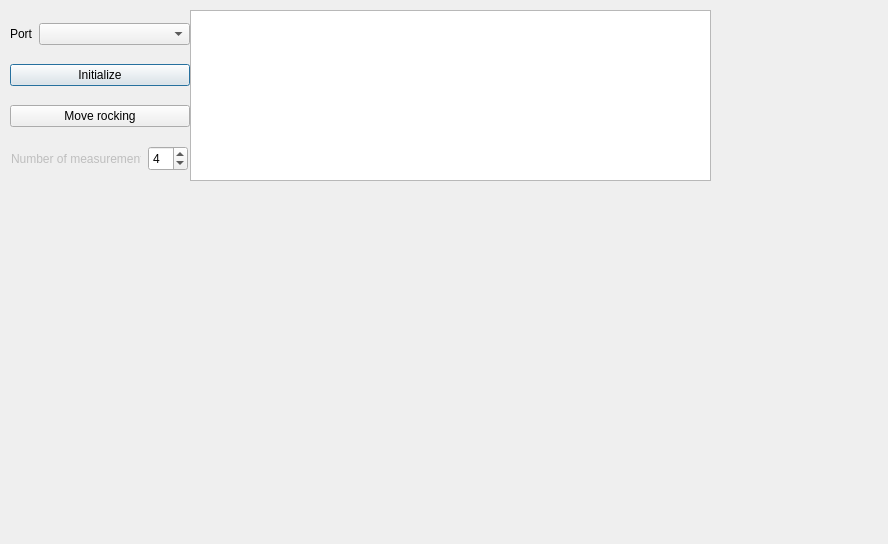
This is mainwindow.ui in NoxNokas/GraduationWork as Qt 5 draws it before an edit. The edited form follows.
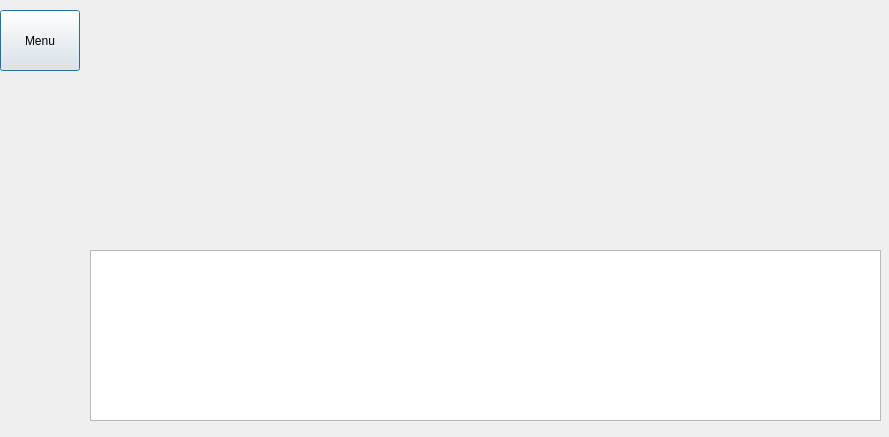
This is the edited form. Custom widgets are drawn as their Qt base class.

```diff
--- a/mainwindow.ui
+++ b/mainwindow.ui
@@ -9,8 +9,8 @@
    <rect>
     <x>0</x>
     <y>0</y>
-    <width>888</width>
-    <height>544</height>
+    <width>889</width>
+    <height>437</height>
    </rect>
   </property>
   <property name="cursor">
@@ -31,152 +31,43 @@
   <property name="modal">
    <bool>false</bool>
   </property>
+  <widget class="QCustomPlot" name="customPlot" native="true">
+   <property name="geometry">
+    <rect>
+     <x>90</x>
+     <y>10</y>
+     <width>791</width>
+     <height>231</height>
+    </rect>
+   </property>
+   <property name="tabletTracking">
+    <bool>false</bool>
+   </property>
+   <property name="autoFillBackground">
+    <bool>false</bool>
+   </property>
+  </widget>
   <widget class="QTextEdit" name="txtOutput">
    <property name="geometry">
     <rect>
-     <x>190</x>
-     <y>10</y>
-     <width>521</width>
+     <x>90</x>
+     <y>250</y>
+     <width>791</width>
      <height>171</height>
     </rect>
    </property>
   </widget>
-  <widget class="QWidget" name="layoutWidget">
+  <widget class="QPushButton" name="menuButton">
    <property name="geometry">
     <rect>
-     <x>10</x>
+     <x>0</x>
      <y>10</y>
-     <width>180</width>
-     <height>175</height>
+     <width>80</width>
+     <height>61</height>
     </rect>
    </property>
-   <layout class="QVBoxLayout" name="verticalLayout">
-    <property name="spacing">
-     <number>6</number>
-    </property>
-    <property name="leftMargin">
-     <number>0</number>
-    </property>
-    <property name="topMargin">
-     <number>0</number>
-    </property>
-    <property name="rightMargin">
-     <number>0</number>
-    </property>
-    <property name="bottomMargin">
-     <number>0</number>
-    </property>
-    <item>
-     <layout class="QHBoxLayout" name="horizontalLayout">
-      <property name="spacing">
-       <number>6</number>
-      </property>
-      <item>
-       <widget class="QLabel" name="label">
-        <property name="sizePolicy">
-         <sizepolicy hsizetype="Preferred" vsizetype="Preferred">
-          <horstretch>0</horstretch>
-          <verstretch>0</verstretch>
-         </sizepolicy>
-        </property>
-        <property name="text">
-         <string>&lt;html&gt;&lt;head/&gt;&lt;body&gt;&lt;p&gt;Port&lt;/p&gt;&lt;/body&gt;&lt;/html&gt;</string>
-        </property>
-       </widget>
-      </item>
-      <item>
-       <widget class="QComboBox" name="cmbPort">
-        <property name="sizePolicy">
-         <sizepolicy hsizetype="Expanding" vsizetype="Fixed">
-          <horstretch>0</horstretch>
-          <verstretch>0</verstretch>
-         </sizepolicy>
-        </property>
-       </widget>
-      </item>
-     </layout>
-    </item>
-    <item>
-     <widget class="QPushButton" name="pushButton">
-      <property name="text">
-       <string>Initialize</string>
-      </property>
-     </widget>
-    </item>
-    <item>
-     <widget class="QPushButton" name="pushButton_2">
-      <property name="text">
-       <string>Move rocking</string>
-      </property>
-     </widget>
-    </item>
-    <item>
-     <layout class="QHBoxLayout" name="horizontalLayout_2">
-      <item>
-       <widget class="QLabel" name="label_2">
-        <property name="enabled">
-         <bool>false</bool>
-        </property>
-        <property name="sizePolicy">
-         <sizepolicy hsizetype="Preferred" vsizetype="Preferred">
-          <horstretch>0</horstretch>
-          <verstretch>0</verstretch>
-         </sizepolicy>
-        </property>
-        <property name="minimumSize">
-         <size>
-          <width>130</width>
-          <height>25</height>
-         </size>
-        </property>
-        <property name="maximumSize">
-         <size>
-          <width>130</width>
-          <height>25</height>
-         </size>
-        </property>
-        <property name="text">
-         <string>Number of measurements</string>
-        </property>
-        <property name="scaledContents">
-         <bool>false</bool>
-        </property>
-        <property name="textInteractionFlags">
-         <set>Qt::LinksAccessibleByMouse</set>
-        </property>
-       </widget>
-      </item>
-      <item>
-       <widget class="QSpinBox" name="numberMeasurement">
-        <property name="minimumSize">
-         <size>
-          <width>40</width>
-          <height>25</height>
-         </size>
-        </property>
-        <property name="maximumSize">
-         <size>
-          <width>40</width>
-          <height>25</height>
-         </size>
-        </property>
-        <property name="value">
-         <number>4</number>
-        </property>
-       </widget>
-      </item>
-     </layout>
-    </item>
-   </layout>
-  </widget>
-  <widget class="QCustomPlot" name="customPlot" native="true">
-   <property name="geometry">
-    <rect>
-     <x>10</x>
-     <y>190</y>
-     <width>861</width>
-     <height>281</height>
-    </rect>
+   <property name="text">
+    <string>Menu</string>
    </property>
   </widget>
  </widget>
```
